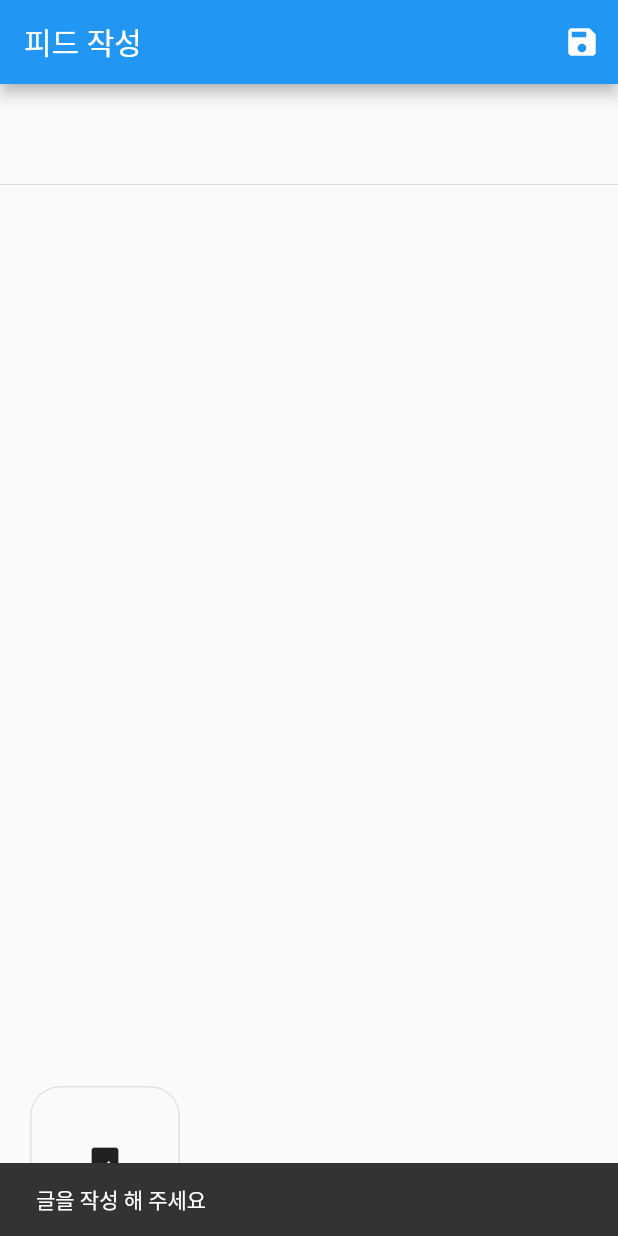
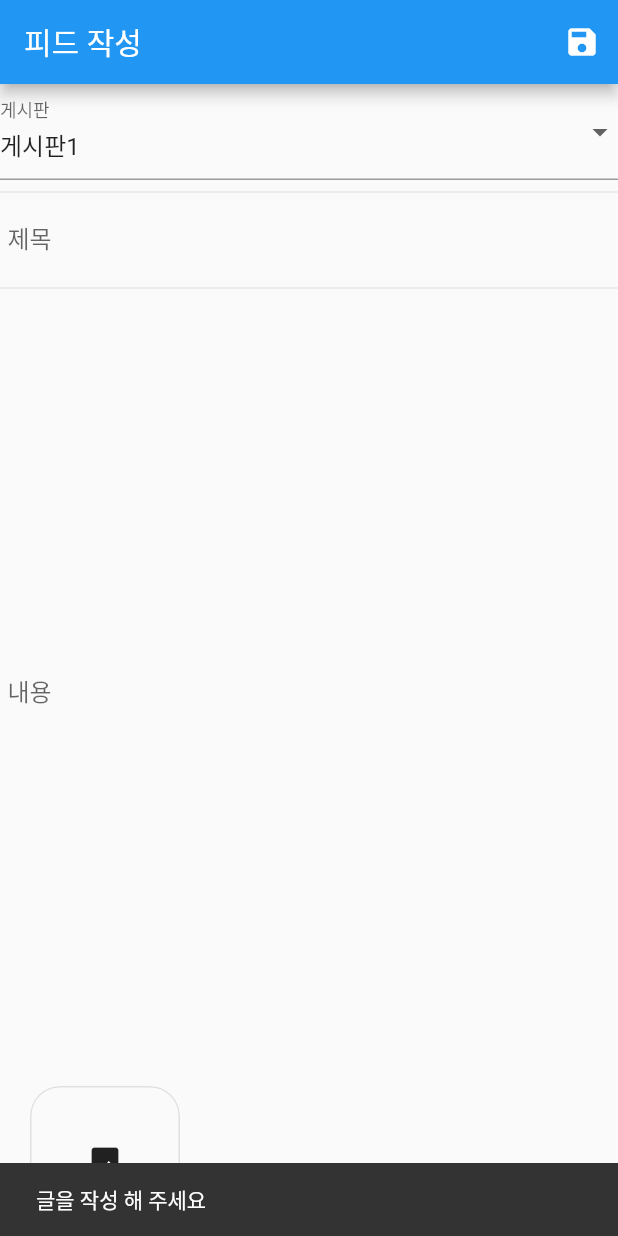
Before and after one commit to C-Hee/tuksns, a Flutter app: the FeedWrite screen opened directly, after a tap on the "save" icon, on a phone screen of 412 x 824 dp. Run offline on Flutter 3.47's test engine with Material 2 defaults, Android fonts, the phone set to English and light mode, and no system bars; our stand-ins replace get, image_picker, shared_preferences; accounts and stored records are empty.

Commit message:
feed_create 게시판 선택 콤보 박스 추가

```diff
--- a/lib/src/screen/feed/feed_create.dart
+++ b/lib/src/screen/feed/feed_create.dart
@@ -1,3 +1,5 @@
+import 'dart:developer';
+
 import 'package:flutter/material.dart';
 import 'package:get/get.dart';
 import 'package:image_picker/image_picker.dart';
@@ -21,21 +23,23 @@ class _FeedWriteState extends State<FeedWrite> {
   final _titleController = TextEditingController();
   final _textController = TextEditingController();
   final picker = ImagePicker();
+  final boardList = ['게시판1', '게시판2', '게시판3', '게시판4'];
+  String? selectedBoard = '게시판1';
   int? tmpImg;
 
   Future<void> submit() async {
-    String title = _titleController.text;
     String text = _textController.text;
+    int type = boardType(selectedBoard);
 
     if (text == '') {
       ScaffoldMessenger.of(context).showSnackBar(snackBar);
     } else {
       if (widget.beforeFeed == null) {
         await feedController.feedCreate(
-            _titleController.text, _textController.text, 1, tmpImg);
+            _titleController.text, _textController.text, type, tmpImg);
       } else {
         await feedController.feedEdit(widget.beforeFeed!.id!,
-            _titleController.text, _textController.text, 1);
+            _titleController.text, _textController.text, type);
       }
       Get.back();
     }
@@ -68,28 +72,46 @@ class _FeedWriteState extends State<FeedWrite> {
         top: false,
         child: Column(
           children: [
-            TextField(
+            Row(children: [
+              Expanded(
+                  child: DropdownButtonFormField(
+                      decoration: const InputDecoration(
+                          labelText: '게시판',
+                          floatingLabelBehavior: FloatingLabelBehavior.always),
+                      value: selectedBoard,
+                      isExpanded: true,
+                      items: boardList.map((value) {
+                        return DropdownMenuItem(
+                            value: value, child: Text(value));
+                      }).toList(),
+                      onChanged: (value) {
+                        setState(() {
+                          selectedBoard = value;
+                        });
+                      }))
+            ]),
+            const Divider(),
+            TextFormField(
                 controller: _titleController,
                 minLines: null,
                 maxLines: 1,
                 decoration: const InputDecoration(
-                  contentPadding: EdgeInsets.all(20),
+                  contentPadding: EdgeInsets.all(5),
                   border: InputBorder.none,
+                  labelText: '제목',
                 )),
             const Divider(),
-            const SizedBox(
-              height: 5,
-            ),
             Expanded(
-              child: TextField(
+              child: TextFormField(
                 controller: _textController,
                 keyboardType: TextInputType.multiline,
                 expands: true,
                 minLines: null,
                 maxLines: null,
                 decoration: const InputDecoration(
-                  contentPadding: EdgeInsets.all(20),
+                  contentPadding: EdgeInsets.all(5),
                   border: InputBorder.none,
+                  labelText: '내용',
                 ),
               ),
             ),
@@ -124,6 +146,14 @@ class _FeedWriteState extends State<FeedWrite> {
     );
   }
 
+  int boardType(String? board) {
+    int i = 0;
+    while (board != boardList[i]) {
+      i++;
+    }
+    return i;
+  }
+
   Future<void> _upload() async {
     final file = await picker.pickImage(source: ImageSource.gallery);
     int? result = await feedController.imageUpload(file!.path, file.name);
```
